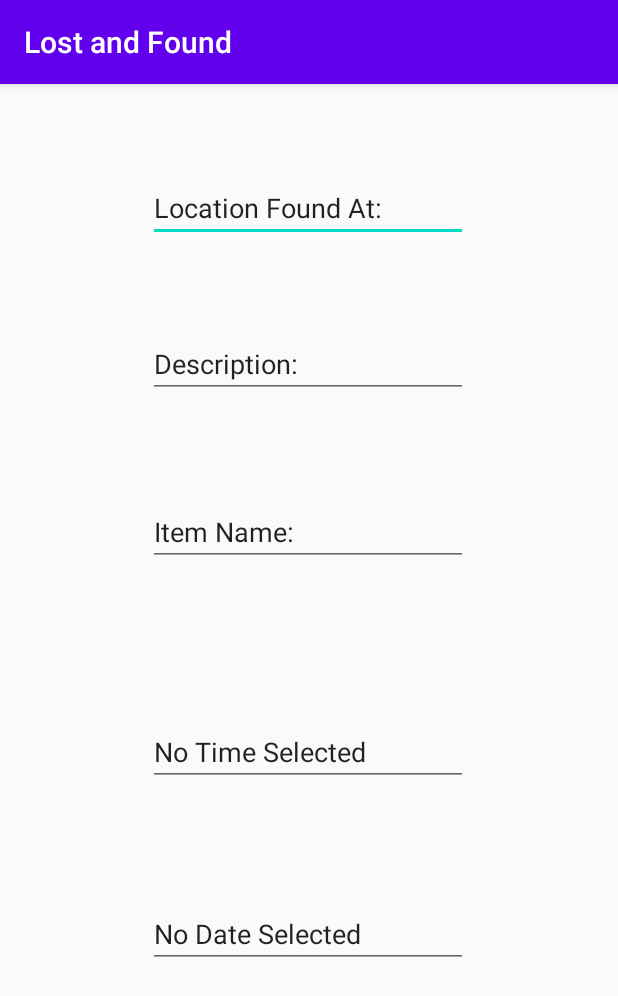
After one commit to vsehgal1/Lost-Found, an Android app: the fragment EnterLostItem shown on its own in the app's theme, on a phone screen of 412 x 824 dp. The commit adds this screen. Shown: the top 996 px of the screen. Run offline under Robolectric (Android 15) with nearby library versions, the phone set to English and light mode, and no system bars.

Commit message:
Adding beginning of lost item entry page

```diff
--- a/app/build.gradle
+++ b/app/build.gradle
@@ -41,6 +41,7 @@ dependencies {
     implementation 'androidx.constraintlayout:constraintlayout:2.0.4'
     implementation 'androidx.navigation:navigation-fragment-ktx:2.3.1'
     implementation 'androidx.navigation:navigation-ui-ktx:2.3.1'
+    implementation 'androidx.legacy:legacy-support-v4:1.0.0'
     testImplementation 'junit:junit:4.12'
     androidTestImplementation 'androidx.test.ext:junit:1.1.2'
     androidTestImplementation 'androidx.test.espresso:espresso-core:3.3.0'
--- /dev/null
+++ b/app/src/main/java/com/example/lostandfound/EnterLostItem.kt
@@ -0,0 +1,156 @@
+package com.example.lostandfound
+
+import android.app.DatePickerDialog
+import android.os.Bundle
+import androidx.fragment.app.Fragment
+import android.view.LayoutInflater
+import android.view.View
+import android.view.ViewGroup
+import android.widget.EditText
+import kotlinx.android.synthetic.*
+import kotlinx.android.synthetic.main.fragment_enter_lost_item.view.*
+
+import android.app.Dialog
+import android.app.TimePickerDialog
+import android.app.TimePickerDialog.OnTimeSetListener
+import android.content.Context
+import android.text.Editable
+import android.widget.DatePicker
+
+import androidx.fragment.app.FragmentActivity
+import androidx.fragment.app.DialogFragment
+import android.widget.TextView
+import android.widget.TimePicker
+import java.util.*
+
+
+
+/**
+ * A simple [Fragment] subclass.
+ * Use the [EnterLostItem.newInstance] factory method to
+ * create an instance of this fragment.
+ */
+class EnterLostItem : Fragment(), OnTimeSetListener, DatePickerDialog.OnDateSetListener {
+    private lateinit var addTime : EditText
+    private lateinit var addDate : EditText
+    private lateinit var addDesc : EditText
+    private lateinit var addName : EditText
+    private lateinit var addLoc : EditText
+
+    companion object {
+
+        private const val KEY_CURRENT_TIME = "CURRENT_TIME_KEY"
+        private const val KEY_CURRENT_DATE = "CURRENT_DATE_KEY"
+
+        @Suppress("unused")
+        private const val TAG = "DateTimePickerFragments"
+
+            private fun pad(c: Int): String {
+            return if (c >= 10)
+                c.toString()
+            else
+                "0$c"
+        }
+
+    }
+
+    override fun onCreate(savedInstanceState: Bundle?) {
+        super.onCreate(savedInstanceState)
+
+    }
+
+    override fun onCreateView(inflater: LayoutInflater, container: ViewGroup?,
+                              savedInstanceState: Bundle?): View? {
+        // Inflate the layout for this fragment
+        val view = inflater.inflate(R.layout.fragment_enter_lost_item, container, false)
+        addDesc = view.findViewById(R.id.description);
+        addName = view.findViewById(R.id.itemName);
+        addLoc = view.findViewById(R.id.locationFound);
+        addDate = view.findViewById(R.id.editTextDate);
+        addTime = view.findViewById(R.id.editTextTime);
+
+        setupUI(savedInstanceState)
+        return view
+    }
+
+    private fun setupUI(savedInstanceState: Bundle?) {
+        if (null == savedInstanceState) {
+            addTime.setText(R.string.no_time_selected_string)
+            addDate.setText(R.string.no_date_selected_string)
+        } else {
+            addTime.setText(savedInstanceState.getCharSequence(KEY_CURRENT_TIME))
+            addDate.setText(savedInstanceState.getCharSequence(KEY_CURRENT_DATE))
+
+        }
+    }
+
+
+
+    override fun onTimeSet(view: TimePicker?, hourOfDay: Int, minute: Int) {
+        addTime.setText(StringBuilder().append(pad(hourOfDay)).append(":").append(pad(minute)))
+    }
+
+    override fun onDateSet(view: DatePicker?, year: Int, monthOfYear: Int, dayOfMonth: Int) {
+        addDate.setText(StringBuilder()
+            .append(monthOfYear + 1).append("-").append(dayOfMonth).append("-")
+            .append(year).append(" ")
+        )
+    }
+
+    public override fun onSaveInstanceState(bundle: Bundle) {
+
+        // CheckBox (checkedState, visibility)
+        bundle.putCharSequence(KEY_CURRENT_DATE, addDate.text)
+        bundle.putCharSequence(KEY_CURRENT_TIME, addTime.text)
+
+        // call superclass to save any view hierarchy
+        super.onSaveInstanceState(bundle)
+    }
+
+
+    class TimePickerFragment : DialogFragment(), OnTimeSetListener {
+
+        override fun onCreateDialog(savedInstanceState: Bundle?): Dialog {
+
+
+            val c = Calendar.getInstance()
+            val hourOfDay = c.get(Calendar.HOUR_OF_DAY)
+            val minute = c.get(Calendar.MINUTE)
+
+            // Create a new instance of TimePickerDialog and return it
+            return TimePickerDialog(activity, this, hourOfDay, minute,false)
+        }
+
+        // Callback called by TimePickerDialog when user sets the time
+        override fun onTimeSet(view: TimePicker, hourOfDay: Int, minute: Int) {
+            (activity as OnTimeSetListener).onTimeSet(view, hourOfDay, minute)
+        }
+    }
+
+    class DatePickerFragment : DialogFragment(), DatePickerDialog.OnDateSetListener {
+
+        override fun onCreateDialog(savedInstanceState: Bundle?): Dialog {
+
+            // Set the current date in the DatePickerFragment
+            val cal = Calendar.getInstance()
+
+            // Create a new instance of DatePickerDialog and return it
+            return DatePickerDialog(
+                activity as Context, this,
+                cal.get(Calendar.YEAR),
+                cal.get(Calendar.MONTH),
+                cal.get(Calendar.DAY_OF_MONTH)
+            )
+        }
+
+        // Callback called by DatePickerDialog when user sets the time
+        override fun onDateSet(view: DatePicker, year: Int, monthOfYear: Int, dayOfMonth: Int) {
+
+            (activity as DatePickerDialog.OnDateSetListener).onDateSet(view, year, monthOfYear, dayOfMonth)
+        }
+    }
+
+
+
+
+}
--- a/app/src/main/java/com/example/lostandfound/ScrollingActivity.kt
+++ b/app/src/main/java/com/example/lostandfound/ScrollingActivity.kt
@@ -77,6 +77,7 @@ class ScrollingActivity : AppCompatActivity() {
                     "Tawes Hall",
                     "Keys of type Keys")
             )
+
             itemAdapter.notifyDataSetChanged()
         }
         // VIKRAM CODE ENGS HERE
--- /dev/null
+++ b/app/src/main/res/layout/fragment_enter_lost_item.xml
@@ -0,0 +1,73 @@
+<androidx.constraintlayout.widget.ConstraintLayout xmlns:android="http://schemas.android.com/apk/res/android"
+    xmlns:app="http://schemas.android.com/apk/res-auto"
+    xmlns:tools="http://schemas.android.com/tools"
+    android:id="@+id/frameLayout"
+    android:layout_width="match_parent"
+    android:layout_height="match_parent"
+    tools:context="com.example.lostandfound.EnterLostItem">
+
+    <EditText
+        android:id="@+id/locationFound"
+        android:layout_width="wrap_content"
+        android:layout_height="wrap_content"
+        android:layout_marginTop="60dp"
+        android:ems="10"
+        android:inputType="textPersonName"
+        android:text="Location Found At:"
+        app:layout_constraintEnd_toEndOf="parent"
+        app:layout_constraintHorizontal_bias="0.497"
+        app:layout_constraintStart_toStartOf="parent"
+        app:layout_constraintTop_toTopOf="parent" />
+
+    <EditText
+        android:id="@+id/description"
+        android:layout_width="wrap_content"
+        android:layout_height="wrap_content"
+        android:layout_marginTop="164dp"
+        android:ems="10"
+        android:inputType="textPersonName"
+        android:text="Description:"
+        app:layout_constraintEnd_toEndOf="parent"
+        app:layout_constraintHorizontal_bias="0.497"
+        app:layout_constraintStart_toStartOf="parent"
+        app:layout_constraintTop_toTopOf="parent" />
+
+    <EditText
+        android:id="@+id/itemName"
+        android:layout_width="wrap_content"
+        android:layout_height="wrap_content"
+        android:layout_marginTop="276dp"
+        android:ems="10"
+        android:inputType="textPersonName"
+        android:text="Item Name:"
+        app:layout_constraintEnd_toEndOf="parent"
+        app:layout_constraintHorizontal_bias="0.497"
+        app:layout_constraintStart_toStartOf="parent"
+        app:layout_constraintTop_toTopOf="parent" />
+
+    <EditText
+        android:id="@+id/editTextTime"
+        android:layout_width="wrap_content"
+        android:layout_height="wrap_content"
+        android:layout_marginBottom="300dp"
+        android:ems="10"
+        android:inputType="time"
+        android:onClick="timeTextPressedCallback"
+        app:layout_constraintBottom_toBottomOf="parent"
+        app:layout_constraintEnd_toEndOf="parent"
+        app:layout_constraintHorizontal_bias="0.497"
+        app:layout_constraintStart_toStartOf="parent" />
+
+    <EditText
+        android:id="@+id/editTextDate"
+        android:layout_width="wrap_content"
+        android:layout_height="wrap_content"
+        android:layout_marginTop="76dp"
+        android:ems="10"
+        android:inputType="date"
+        android:onClick="dateTextPressedCallback"
+        app:layout_constraintEnd_toEndOf="parent"
+        app:layout_constraintHorizontal_bias="0.497"
+        app:layout_constraintStart_toStartOf="parent"
+        app:layout_constraintTop_toBottomOf="@+id/editTextTime" />
+</androidx.constraintlayout.widget.ConstraintLayout>
--- a/app/src/main/res/values/strings.xml
+++ b/app/src/main/res/values/strings.xml
@@ -90,4 +90,10 @@
         "when a user tries to pick up one of cards.\n\n"
     </string>
     <string name="action_settings">Settings</string>
+    <!-- TODO: Remove or change this placeholder text -->
+    <string name="hello_blank_fragment">Hello blank fragment</string>
+    <string name="no_time_selected_string">No Time Selected</string>
+    <string name="no_date_selected_string">No Date Selected</string>
+
+
 </resources>
```
